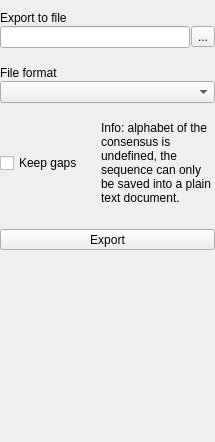
First picture: the form in src/corelibs/U2View/src/ov_msa/ui/ExportConsensusWidget.ui, repository violethaze74/ugene, before the edit.
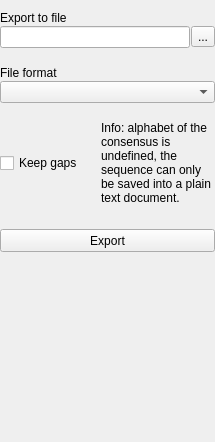
Second picture: the form after the edit.

Commit message: Export button enlarged

```diff
--- a/src/corelibs/U2View/src/ov_msa/ui/ExportConsensusWidget.ui
+++ b/src/corelibs/U2View/src/ov_msa/ui/ExportConsensusWidget.ui
@@ -96,6 +96,18 @@
        <verstretch>0</verstretch>
       </sizepolicy>
      </property>
+     <property name="minimumSize">
+      <size>
+       <width>42</width>
+       <height>23</height>
+      </size>
+     </property>
+     <property name="sizeIncrement">
+      <size>
+       <width>0</width>
+       <height>37</height>
+      </size>
+     </property>
      <property name="text">
       <string>Export</string>
      </property>
```
